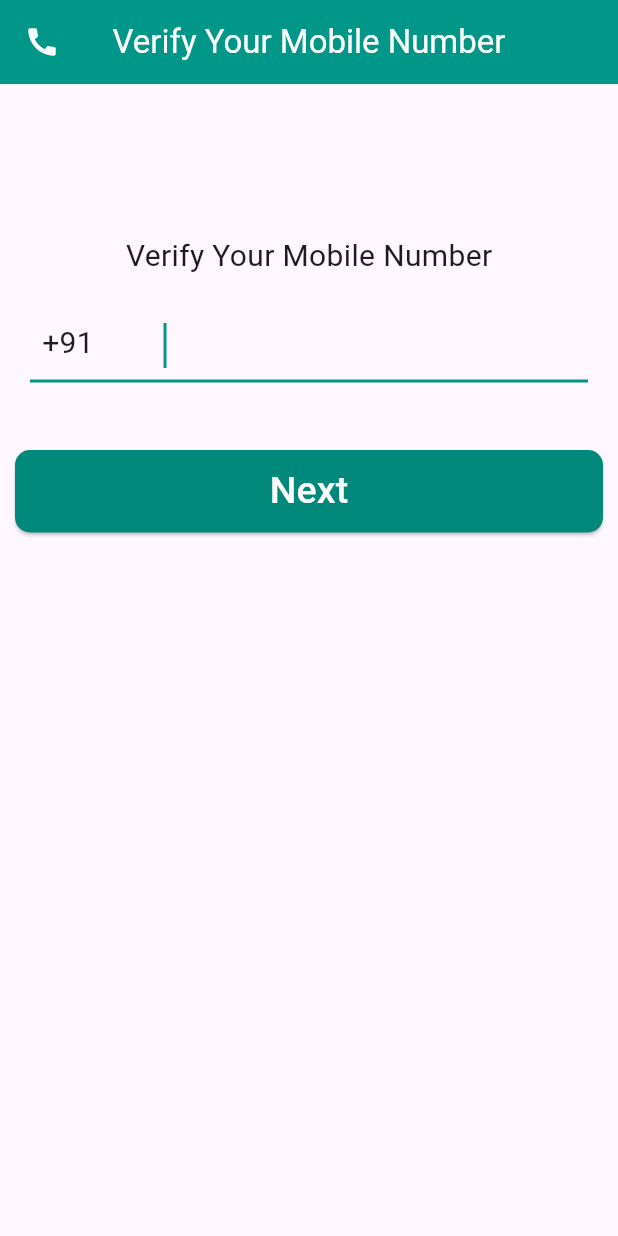
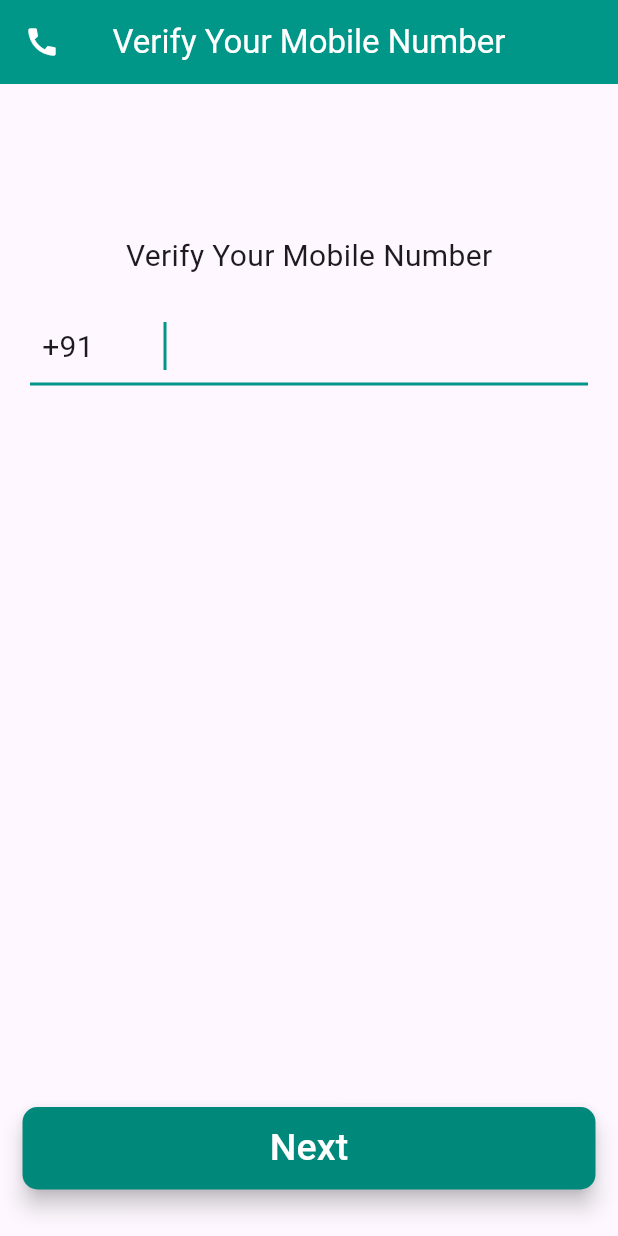
Before and after one commit to DineshSindhi/chats-app, a Flutter app: the screen it shows after launch, on a phone screen of 412 x 824 dp. Run offline on Flutter 3.47's test engine with Material 3 defaults, Android fonts, the phone set to English and light mode, and no system bars; our stand-ins replace animated_text_kit, cached_network_image, cloud_firestore, emoji_picker_flutter, firebase_auth, firebase_core and 6 more; missing offline and left inert: animated_hint_textfield, zego_uikit_prebuilt_call, zego_uikit_signaling_plugin; accounts and stored records are empty.

Commit message:
chat app with firebase otp and video ,theme

```diff
--- a/lib/main.dart
+++ b/lib/main.dart
@@ -1,4 +1,6 @@
+
 import 'package:chats/presentation/pages/chat_bot/bot_provider.dart';
+import 'package:chats/presentation/pages/theme/theme_provider.dart';
 import 'package:chats/presentation/splash_page/splash_page.dart';
 import 'package:firebase_core/firebase_core.dart';
 import 'package:flutter/material.dart';
@@ -7,6 +9,7 @@ import 'package:zego_uikit_prebuilt_call/zego_uikit_prebuilt_call.dart';
 import 'package:zego_uikit_signaling_plugin/zego_uikit_signaling_plugin.dart';
 import 'firebase_options.dart';
 final navigatorKey = GlobalKey<NavigatorState>();
+
 void main() async {
   WidgetsFlutterBinding.ensureInitialized();
    await Firebase.initializeApp(options: DefaultFirebaseOptions.currentPlatform);
@@ -19,29 +22,30 @@ void main() async {
         MultiProvider(
           providers: [
             ChangeNotifierProvider(create: (context) => MessageProvider(),),
-          ],child: MyApp(navigatorKey: navigatorKey),));
+            ChangeNotifierProvider(create: (context) => ThemeProvider()..init(),),
+          ],child: MyApp(navigatorKey: navigatorKey,),));
   });
-  // runApp(
-  //     MultiProvider(
-  //       providers: [
-  //         ChangeNotifierProvider(create: (context) => MessageProvider(),),
-  //       ],child: MyApp(navigatorKey: navigatorKey),));
+
  }
 
 class MyApp extends StatelessWidget {
+
   final GlobalKey<NavigatorState> navigatorKey;
-   MyApp({super.key,required this.navigatorKey});
+
+   MyApp({super.key,required this.navigatorKey,});
   @override
   Widget build(BuildContext context) {
+    final theme=Provider.of<ThemeProvider>(context);
     return MaterialApp(
       navigatorKey:navigatorKey,
       title: 'Flutter Demo',
       debugShowCheckedModeBanner: false,
-      theme: ThemeData(
-        colorScheme: ColorScheme.fromSeed(seedColor: Colors.deepPurple),
-        useMaterial3: true,
-      ),
-      home:SplashPage()
+        themeMode:  ThemeMode.dark,
+        darkTheme: theme.isDark?  ThemeData.dark(): ThemeData.light(),
+      home:const SplashPage()
     );
   }
 }
+
+//themeMode: notifier.isDark? ThemeMode.dark : ThemeMode.light,
+//darkTheme: notifier.isDark? notifier.darkTheme : notifier.lightTheme,
--- a/lib/presentation/on_board/phone_no_verification_page.dart
+++ b/lib/presentation/on_board/phone_no_verification_page.dart
@@ -39,7 +39,7 @@ class _MobileNoPageState extends State<MobileNoPage> {
             Container(
               margin: EdgeInsets.all(20),
               child: TextFormField(
-                style: TextStyle(fontSize: 20),
+                style: TextStyle(fontSize: 21),
                 maxLength: 10,
                 controller: phoneController,
                 keyboardType: TextInputType.number,
@@ -53,7 +53,7 @@ class _MobileNoPageState extends State<MobileNoPage> {
                   prefixIcon: SizedBox(
                     width: 85,
                     child: Padding(
-                      padding: const EdgeInsets.all(8.0),
+                      padding: const EdgeInsets.only(top: 10.0,left: 8),
                       child: Text('+91',style: TextStyle(fontSize: 20),),
                     ),
                   ),
@@ -70,14 +70,17 @@ class _MobileNoPageState extends State<MobileNoPage> {
                 },
               ),
             ),
-            SizedBox(height: 15,),
-            Container(
-              margin: EdgeInsets.all(10),
+          ],
+        ),
+        floatingActionButtonLocation: FloatingActionButtonLocation.centerFloat,
+        floatingActionButton: Container(
+          margin: EdgeInsets.all(15),
           width: double.infinity,
           height: 55,
-              child: ElevatedButton(
-                  onPressed: ()  async {
-
+          child: FloatingActionButton(
+            backgroundColor: Colors.teal.shade600,
+            shape: RoundedRectangleBorder(borderRadius: BorderRadius.circular(10)),
+            onPressed: ()async{
               if(_FORM_KEY.currentState!.validate()){
                 await firebaseAuth.verifyPhoneNumber(
                   phoneNumber: '+91${phoneController.text}',
@@ -104,7 +107,6 @@ class _MobileNoPageState extends State<MobileNoPage> {
                 );
 
               }
-
             },
             child: isLoading?Row(mainAxisAlignment: MainAxisAlignment.center,
               children: [
@@ -121,13 +123,7 @@ class _MobileNoPageState extends State<MobileNoPage> {
               style:
               TextStyle(fontSize: 25, color: Colors.white),
             ),
-                  style: ElevatedButton.styleFrom(
-                    shape: RoundedRectangleBorder(borderRadius: BorderRadius.circular(10)),
-                    backgroundColor: Colors.teal.shade600,
-                  )),
-            )
-
-          ],
+          ),
         ),
       ),
     );
--- /dev/null
+++ b/lib/presentation/pages/theme/theme_provider.dart
@@ -0,0 +1,19 @@
+import 'package:flutter/material.dart';
+import 'package:shared_preferences/shared_preferences.dart';
+class ThemeProvider extends ChangeNotifier{
+
+  bool _isDark = false;
+  bool get isDark => _isDark;
+
+  late SharedPreferences storage;
+  changeTheme(){
+    _isDark = !isDark;
+    storage.setBool("isDark", _isDark);
+    notifyListeners();
+  }
+  init()async{
+    storage = await SharedPreferences.getInstance();
+    _isDark = storage.getBool("isDark")??false;
+    notifyListeners();
+  }
+}
--- a/lib/presentation/splash_page/splash_page.dart
+++ b/lib/presentation/splash_page/splash_page.dart
@@ -21,6 +21,7 @@ class _SplashPageState extends State<SplashPage> {
   @override
   Widget build(BuildContext context) {
     return Scaffold(
+      backgroundColor: Colors.white,
       body: Center(
         child: Column(mainAxisAlignment: MainAxisAlignment.center,
           crossAxisAlignment: CrossAxisAlignment.center,
```
Also changed, not shown: lib/presentation/on_board/otp_page.dart (+17 -17 lines), lib/presentation/on_board/user_info_page.dart (+11 -12 lines), lib/presentation/pages/chat_bot/bot_model/search_page.dart (+11 -5 lines), lib/presentation/pages/chat_bot/chat_bot_page.dart (+11 -9 lines), lib/presentation/pages/navigation_bar_pages/calls_page.dart (+28 -19 lines), lib/presentation/pages/navigation_bar_pages/chat_pages/chats_data_page.dart (+11 -4 lines), lib/presentation/pages/navigation_bar_pages/chat_pages/chats_page.dart (+7 -3 lines), lib/presentation/pages/navigation_bar_pages/chat_pages/contact_page.dart (+12 -6 lines), lib/presentation/pages/navigation_bar_pages/chat_pages/other_pages/setting_page.dart (+10 -0 lines), lib/presentation/pages/navigation_bar_pages/navigation_bar_page.dart (+13 -7 lines), lib/domain/ui_helper.dart (line endings or trailing spaces). Lines whose indentation alone changed are shown as unchanged.
